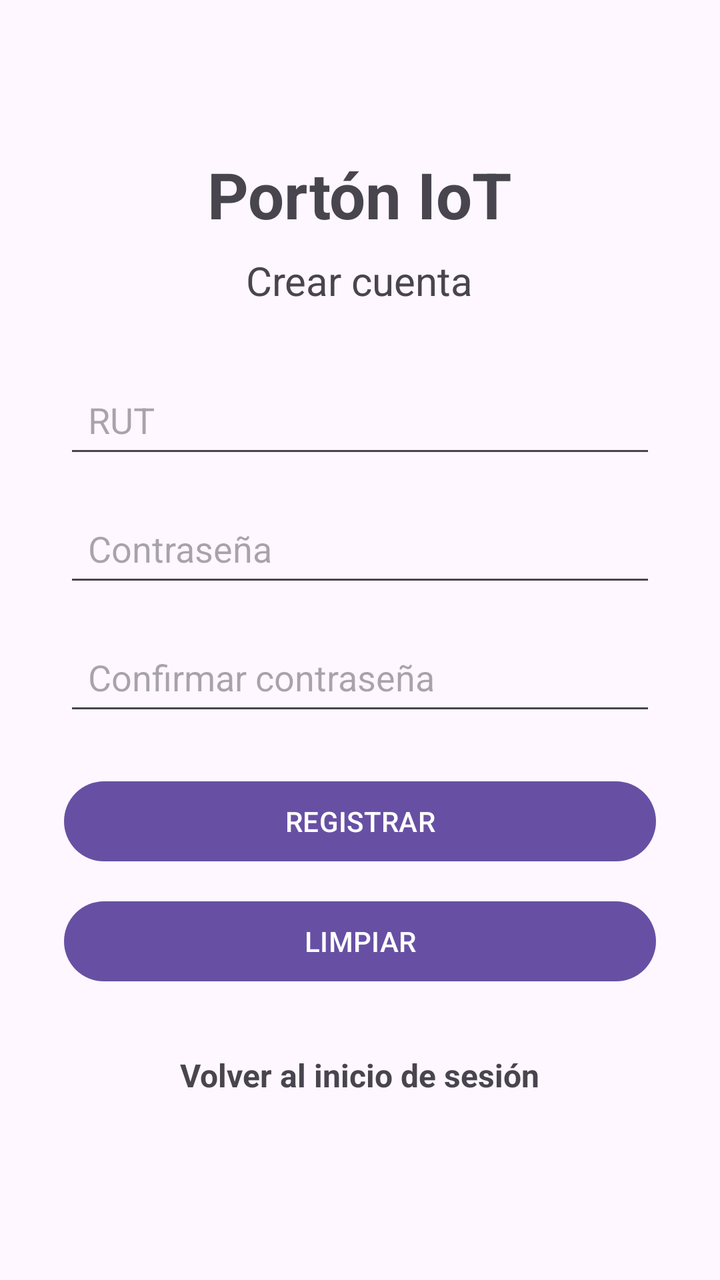
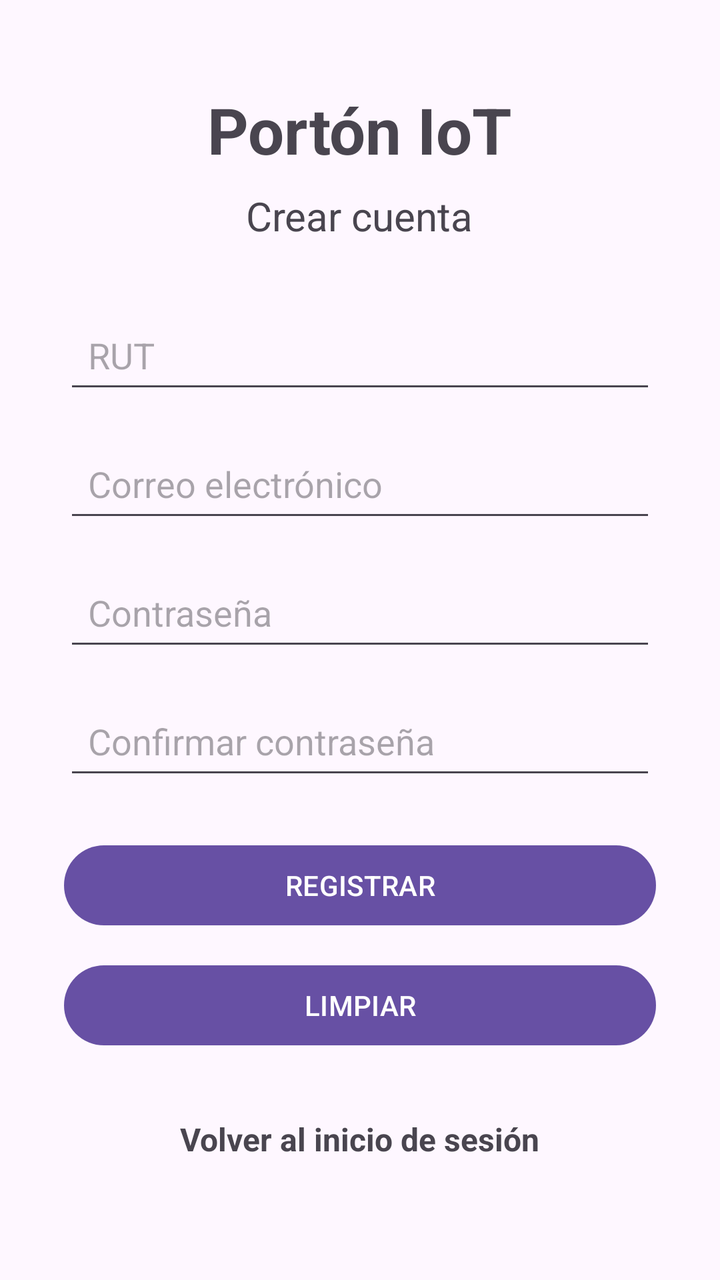

Two renders of the same Android screen: before a commit and after it. Below are the layout's source before the change and the commit's diff.
<!-- AndroidManifest.xml: application theme Theme.PortonIoT -->
<!-- res/layout/activity_registro.xml -->
<?xml version="1.0" encoding="utf-8"?>
<LinearLayout
    xmlns:android="http://schemas.android.com/apk/res/android"
    android:layout_width="match_parent"
    android:layout_height="match_parent"
    android:orientation="vertical"
    android:gravity="center"
    android:padding="32dp">

    <TextView
        android:id="@+id/titulo"
        android:layout_width="wrap_content"
        android:layout_height="wrap_content"
        android:text="Portón IoT"
        android:textSize="32sp"
        android:textStyle="bold"
        android:layout_marginBottom="8dp" />

    <TextView
        android:id="@+id/subtitulo"
        android:layout_width="wrap_content"
        android:layout_height="wrap_content"
        android:text="Crear cuenta"
        android:textSize="20sp"
        android:layout_marginBottom="32dp" />

    <EditText
        android:id="@+id/rutRegistro"
        android:layout_width="match_parent"
        android:layout_height="wrap_content"
        android:hint="RUT"
        android:inputType="text"
        android:padding="12dp"
        android:layout_marginBottom="16dp" />

    <EditText
        android:id="@+id/passwordRegistro"
        android:layout_width="match_parent"
        android:layout_height="wrap_content"
        android:hint="Contraseña"
        android:inputType="textPassword"
        android:padding="12dp"
        android:layout_marginBottom="16dp" />

    <EditText
        android:id="@+id/passwordConfirmar"
        android:layout_width="match_parent"
        android:layout_height="wrap_content"
        android:hint="Confirmar contraseña"
        android:inputType="textPassword"
        android:padding="12dp"
        android:layout_marginBottom="24dp" />

    <Button
        android:id="@+id/registrar"
        android:layout_width="match_parent"
        android:layout_height="wrap_content"
        android:text="REGISTRAR"
        android:onClick="registrarUsuario" />

    <Button
        android:id="@+id/mostrar"
        android:layout_width="match_parent"
        android:layout_height="wrap_content"
        android:text="LIMPIAR"
        android:layout_marginTop="12dp" />

    <TextView
        android:id="@+id/volverLogin"
        android:layout_width="wrap_content"
        android:layout_height="wrap_content"
        android:text="Volver al inicio de sesión"
        android:textSize="16sp"
        android:textStyle="bold"
        android:padding="16dp"
        android:layout_marginTop="16dp"
        android:clickable="true"
        android:focusable="true"
        android:onClick="regresar" />

</LinearLayout>
<!-- resources referenced by this layout -->
<resources>
  <style name="Theme.PortonIoT" parent="Base.Theme.PortonIoT" />
  <style name="Base.Theme.PortonIoT" parent="Theme.Material3.DayNight.NoActionBar">
          
          
      </style>
</resources>

<!-- the commit's change to res/layout/activity_registro.xml (unified diff, before → after) -->
@@ -30,6 +30,15 @@
         android:layout_height="wrap_content"
         android:hint="RUT"
         android:inputType="text"
+        android:padding="12dp"
+        android:layout_marginBottom="16dp" />
+
+    <EditText
+        android:id="@+id/emailRegistro"
+        android:layout_width="match_parent"
+        android:layout_height="wrap_content"
+        android:hint="Correo electrónico"
+        android:inputType="textEmailAddress"
         android:padding="12dp"
         android:layout_marginBottom="16dp" />
 
